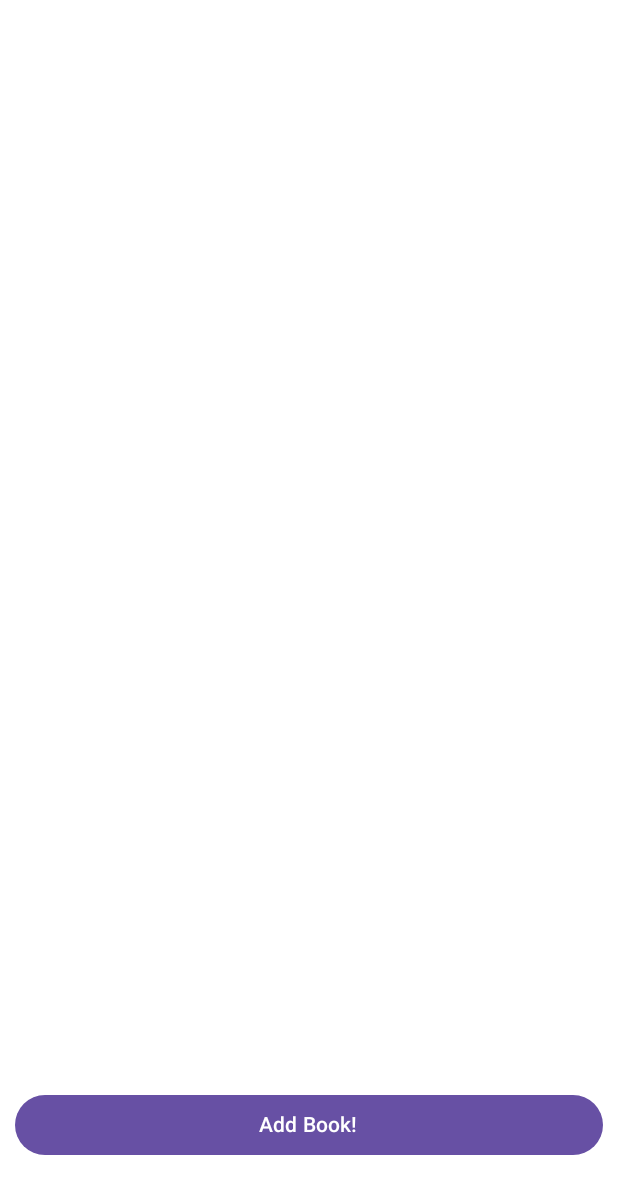
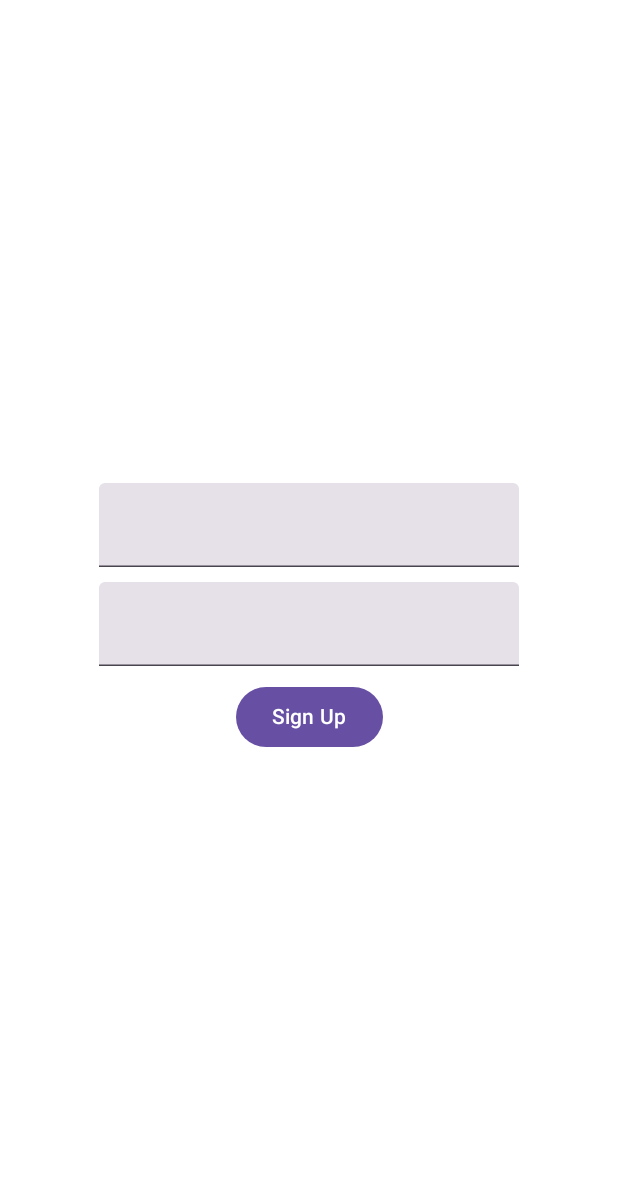
Before and after one commit to alarmservise/BookStoreApp, an Android app built with Jetpack Compose: the MainActivity screen opened directly, with no data from a screen before it, on a phone screen of 412 x 824 dp. Shown: the top 1194 px of the screen. Run offline under Robolectric (Android 15) with nearby library versions, the phone set to English and light mode, and no system bars; our stand-ins replace Firebase (no records; nobody signed in at launch, a user with empty details on screens opened directly); libraries missing offline, so code that uses them is left out: com.google.rpc.context.

Commit message:
end 5 lesson

```diff
--- a/app/build.gradle.kts
+++ b/app/build.gradle.kts
@@ -47,6 +47,7 @@ dependencies {
     implementation(libs.firebase.firestore)
     implementation(libs.firebase.storage)
     implementation(libs.coil.compose)
+    implementation(libs.firebase.auth)
 
     implementation(libs.androidx.core.ktx)
     implementation(libs.androidx.lifecycle.runtime.ktx)
--- a/app/src/main/java/com/alarmservise/bookstoreapp/MainActivity.kt
+++ b/app/src/main/java/com/alarmservise/bookstoreapp/MainActivity.kt
@@ -37,6 +37,7 @@ import androidx.compose.ui.tooling.preview.Preview
 import androidx.compose.ui.unit.dp
 import coil3.compose.AsyncImage
 import com.alarmservise.bookstoreapp.data.Book
+import com.alarmservise.bookstoreapp.ui.login.LoginScreen
 import com.alarmservise.bookstoreapp.ui.theme.BookStoreAppTheme
 import com.google.android.gms.tasks.Task
 import com.google.firebase.firestore.FirebaseFirestore
@@ -49,119 +50,8 @@ class MainActivity : ComponentActivity() {
     override fun onCreate(savedInstanceState: Bundle?) {
         super.onCreate(savedInstanceState)
         setContent {
-            val fs = Firebase.firestore
-            val storage = Firebase.storage.reference.child("images")
+            LoginScreen()
 
-            val launcher = rememberLauncherForActivityResult(
-                contract = ActivityResultContracts.PickVisualMedia()
-            ) { uri ->
-                if (uri == null) return@rememberLauncherForActivityResult
-
-                val task = storage.child("test.jpg").putBytes(
-                    bitmapToByteArray(this)
-                )
-                task.addOnSuccessListener { uploadTask ->
-                    uploadTask.metadata?.reference?.downloadUrl?.addOnCompleteListener { uriTask ->
-                        saveBook(fs, uriTask.result.toString())
-
-                    }
-
-                }
-
-            }
-
-            MainScreen{
-                launcher.launch(PickVisualMediaRequest(
-                    mediaType = ActivityResultContracts.PickVisualMedia.ImageOnly
-                ))
-            }
-        }
-
-
-    }
-}
-
-@Composable
-fun MainScreen(onClick: () -> Unit) {
-    val context = LocalContext.current
-    val fs = Firebase.firestore
-    val storage = Firebase.storage.reference.child("images")
-
-    val list = remember {
-        mutableStateOf(emptyList<Book>())
-    }
-
-    fs.collection("books").addSnapshotListener { snapShot, exception ->
-        list.value = snapShot?.toObjects(Book::class.java) ?: emptyList()
-    }
-
-    Column(
-        modifier = Modifier.fillMaxSize(), verticalArrangement = Arrangement.SpaceBetween
-    ) {
-        LazyColumn(
-            modifier = Modifier
-                .fillMaxWidth()
-                .fillMaxHeight(0.8f)
-
-        ) {
-            items(list.value) { book ->
-                Card(
-                    modifier = Modifier
-                        .fillMaxWidth()
-                        .padding(10.dp)
-                ) {
-                    Row(
-                        modifier = Modifier.fillMaxWidth(),
-                        verticalAlignment = Alignment.CenterVertically
-                    ) {
-                        AsyncImage(
-                            model = book.imageUrl,
-                            contentDescription = null,
-                            modifier = Modifier
-                                .height(100.dp)
-                                .width(100.dp)
-                        )
-                        Text(
-                            text = book.name,
-                            modifier = Modifier
-                                .fillMaxWidth()
-                                .wrapContentWidth()
-                                .padding(15.dp)
-                        )
-                    }
-
-                }
-            }
-        }
-        Spacer(modifier = Modifier.height(10.dp))
-        Button(modifier = Modifier
-            .fillMaxWidth()
-            .padding(10.dp, 50.dp),
-            onClick = {
-                onClick()
-            }) {
-            Text(
-                text = "Add Book!"
-            )
         }
     }
 }
-
-private fun bitmapToByteArray(context: Context): ByteArray {
-    val bitmap = BitmapFactory.decodeResource(context.resources, R.drawable.cat)
-    val baos = ByteArrayOutputStream()
-    bitmap.compress(Bitmap.CompressFormat.JPEG, 100, baos)
-    return baos.toByteArray()
-}
-
-private fun saveBook(fs: FirebaseFirestore, url: String) {
-    fs.collection("books").document().set(
-        Book(
-            name = "my Book",
-            description = "Bla-bla-bla",
-            price = "100",
-            category = "fiction",
-            imageUrl = url
-        )
-    )
-}
--- /dev/null
+++ b/app/src/main/java/com/alarmservise/bookstoreapp/ui/login/LoginScreen.kt
@@ -0,0 +1,67 @@
+package com.alarmservise.bookstoreapp.ui.login
+
+import android.util.Log
+import androidx.compose.foundation.layout.Arrangement
+import androidx.compose.foundation.layout.Column
+import androidx.compose.foundation.layout.Spacer
+import androidx.compose.foundation.layout.fillMaxSize
+import androidx.compose.foundation.layout.height
+import androidx.compose.material3.Button
+import androidx.compose.material3.Text
+import androidx.compose.material3.TextField
+import androidx.compose.runtime.Composable
+import androidx.compose.runtime.mutableStateOf
+import androidx.compose.runtime.remember
+import androidx.compose.ui.Alignment
+import androidx.compose.ui.Modifier
+import androidx.compose.ui.unit.dp
+import com.google.firebase.auth.FirebaseAuth
+import com.google.firebase.auth.ktx.auth
+import com.google.firebase.ktx.Firebase
+import com.google.rpc.context.AttributeContext.Auth
+
+@Composable
+fun LoginScreen() {
+    val auth = Firebase.auth
+    val emailState = remember {
+        mutableStateOf("")
+    }
+    val passwordState = remember {
+        mutableStateOf("")
+    }
+    Column(
+        modifier = Modifier.fillMaxSize(),
+        horizontalAlignment = Alignment.CenterHorizontally,
+        verticalArrangement = Arrangement.Center
+    ) {
+        TextField(value = emailState.value, onValueChange = {
+            emailState.value = it
+        })
+        Spacer(modifier = Modifier.height(10.dp))
+
+        TextField(value = passwordState.value, onValueChange = {
+            emailState.value = it
+        })
+        Spacer(modifier = Modifier.height(10.dp))
+        Button(onClick = {
+            signUp(auth, emailState.value, passwordState.value)
+
+        }) {
+            Text(text = "Sign Up")
+        }
+
+    }
+}
+
+private fun signUp(auth: FirebaseAuth, email: String, password: String){
+    auth.createUserWithEmailAndPassword(email,password)
+        .addOnCompleteListener{
+            if (it.isSuccessful) {
+                Log.d("MyLog", "Sign Up successful!")
+            } else {
+                Log.d("MyLog","Sign Up failure!")
+            }
+
+        }
+
+}
--- a/gradle/libs.versions.toml
+++ b/gradle/libs.versions.toml
@@ -14,9 +14,11 @@ bomVersion = "33.4.0"
 
 [libraries]
 coil-compose = { module = "io.coil-kt.coil3:coil-compose", version.ref = "coilCompose" }
+
 firebase-bom = { group = "com.google.firebase", name = "firebase-bom", version.ref = "bomVersion" }
 firebase-firestore = { group = "com.google.firebase", name = "firebase-firestore-ktx"}
 firebase-storage = { group = "com.google.firebase", name = "firebase-storage-ktx"}
+firebase-auth = { module = "com.google.firebase:firebase-auth"}
 
 
 androidx-core-ktx = { group = "androidx.core", name = "core-ktx", version.ref = "coreKtx" }
```
